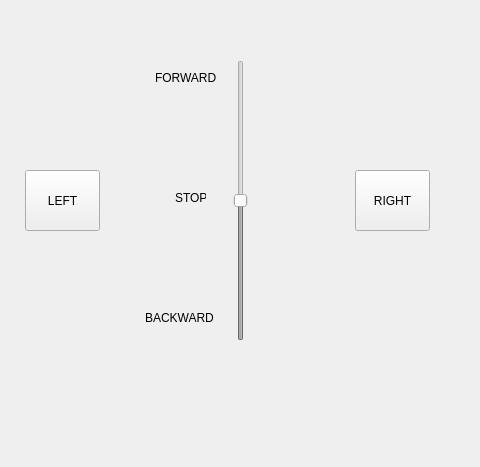
Old version of the form runner/panel/main.ui in the repository andybi7676/BioExpFinal-InvisibleHand; both pictures show x 465 to 945 and y 250 to 717 of the 1054 by 717 pixel window.
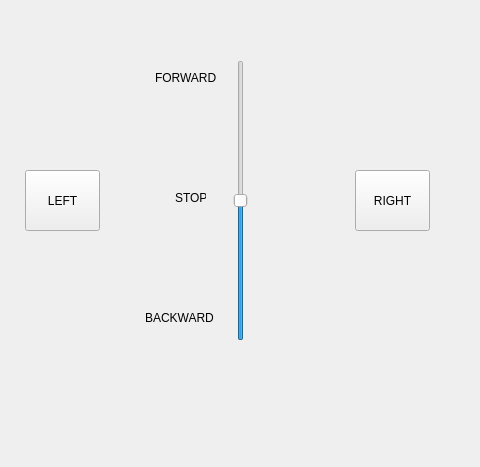
New version of the form.

Diff of the .ui file:
```diff
--- a/runner/panel/main.ui
+++ b/runner/panel/main.ui
@@ -148,7 +148,7 @@
    </widget>
    <widget class="QSlider" name="gearSlider">
     <property name="enabled">
-     <bool>false</bool>
+     <bool>true</bool>
     </property>
     <property name="geometry">
      <rect>
```
